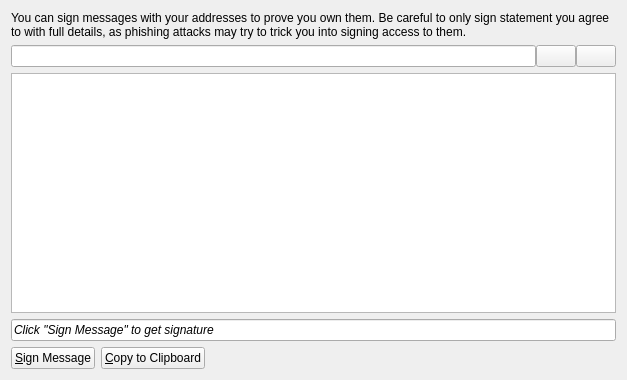
dlitz/bitcoin-debian, file src/qt/forms/messagepage.ui: the form before one commit.
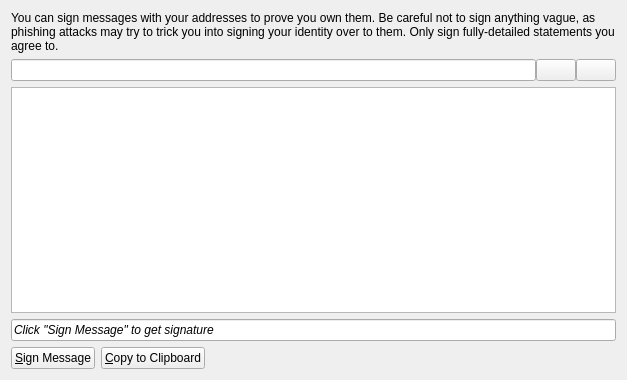
The form after the commit. Icons and pictures are not drawn. Custom widgets are drawn as their Qt base class.

What changed in the file:
```diff
--- a/src/qt/forms/messagepage.ui
+++ b/src/qt/forms/messagepage.ui
@@ -17,7 +17,7 @@
    <item>
     <widget class="QLabel" name="labelExplanation">
      <property name="text">
-      <string>You can sign messages with your addresses to prove you own them. Be careful to only sign statement you agree to with full details, as phishing attacks may try to trick you into signing access to them.</string>
+      <string>You can sign messages with your addresses to prove you own them. Be careful not to sign anything vague, as phishing attacks may try to trick you into signing your identity over to them. Only sign fully-detailed statements you agree to.</string>
      </property>
      <property name="textFormat">
       <enum>Qt::AutoText</enum>
```
